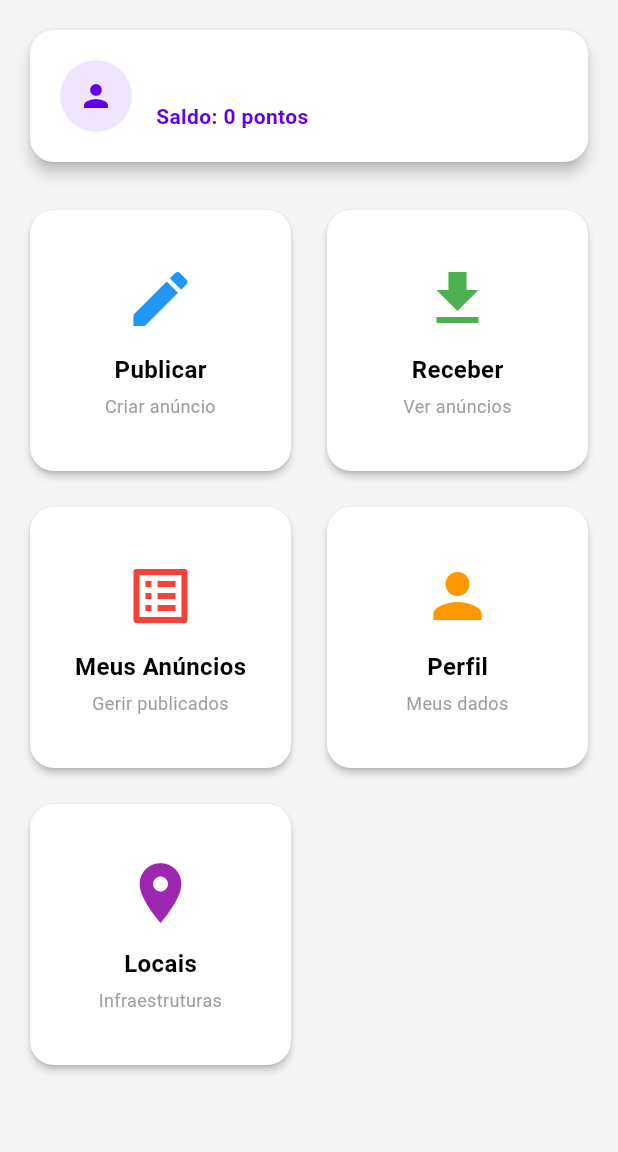
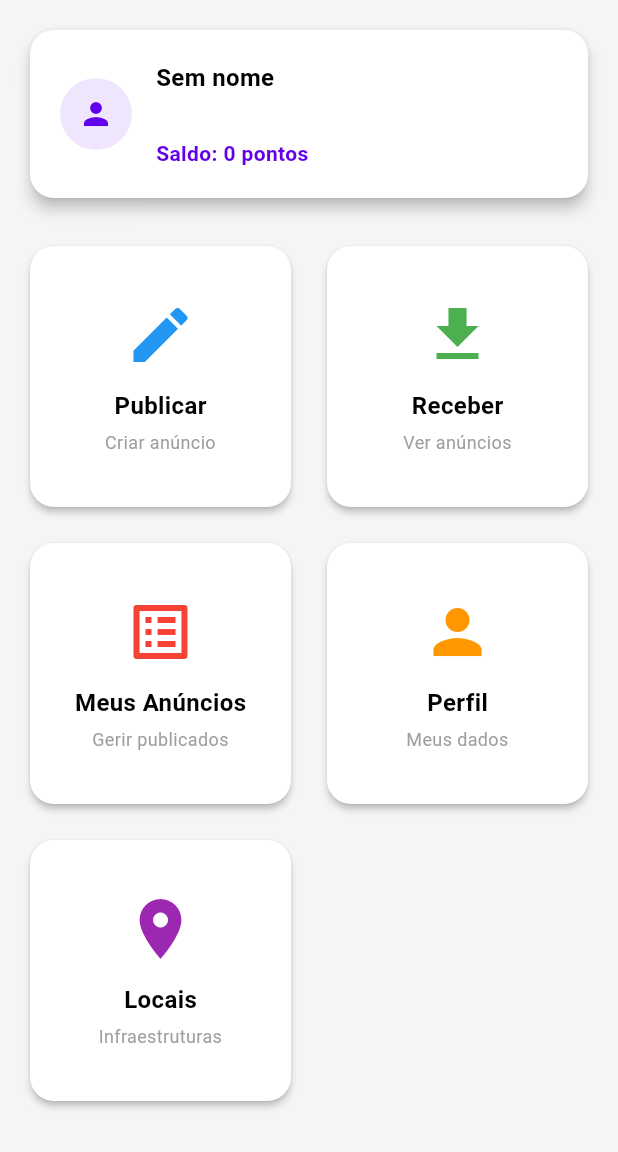
Before and after one commit to OseiasDias/FCUAN2026ANUCIOSLOC_V2, a Flutter app: the HomeScreen screen opened directly, on a phone screen of 412 x 824 dp, the part 84-1236 px from its top. Run offline on Flutter 3.47's test engine with Material 3 defaults, Android fonts, the light colour scheme and no system bars; our stand-ins replace shared_preferences; accounts and stored records are empty; network calls fail.

Commit message:
Primeira parte (P1)

```diff
--- a/anunciosloc_app_v2/lib/screens/home_screen.dart
+++ b/anunciosloc_app_v2/lib/screens/home_screen.dart
@@ -17,6 +17,7 @@ class HomeScreen extends StatefulWidget {
 
 class _HomeScreenState extends State<HomeScreen> {
   String _email = '';
+  String _nome = '';
   int _saldo = 0;
   bool _carregando = true;
 
@@ -28,7 +29,9 @@ class _HomeScreenState extends State<HomeScreen> {
 
   Future<void> _carregarDados() async {
     _email = await Preferencias.getEmail();
+    _nome = await Preferencias.getNome();
     _saldo = await ApiService.consultarSaldo(_email);
+
     setState(() => _carregando = false);
   }
 
@@ -49,10 +52,8 @@ class _HomeScreenState extends State<HomeScreen> {
             ),
             ElevatedButton(
               onPressed: () async {
-                // Fechar o diálogo
                 Navigator.of(context).pop();
 
-                // Mostrar loading
                 showDialog(
                   context: context,
                   barrierDismissible: false,
@@ -61,10 +62,8 @@ class _HomeScreenState extends State<HomeScreen> {
                   ),
                 );
 
-                // Limpar preferências
                 await Preferencias.sair();
 
-                // Navegar para o login
                 if (mounted) {
                   Navigator.pushReplacement(
                     context,
@@ -75,7 +74,10 @@ class _HomeScreenState extends State<HomeScreen> {
               style: ElevatedButton.styleFrom(
                 backgroundColor: Colors.red,
               ),
-              child: const Text('Sair', style: TextStyle(color: Colors.white)),
+              child: const Text(
+                'Sair',
+                style: TextStyle(color: Colors.white),
+              ),
             ),
           ],
         );
@@ -102,6 +104,7 @@ class _HomeScreenState extends State<HomeScreen> {
               padding: const EdgeInsets.all(16),
               child: Column(
                 children: [
+                  // CARD DO PERFIL
                   Card(
                     child: Padding(
                       padding: const EdgeInsets.all(20),
@@ -110,7 +113,8 @@ class _HomeScreenState extends State<HomeScreen> {
                           Container(
                             padding: const EdgeInsets.all(12),
                             decoration: BoxDecoration(
-                              color: Constantes.corPrincipal.withOpacity(0.1),
+                              color: Constantes.corPrincipal
+                                  .withValues(alpha: 0.1),
                               shape: BoxShape.circle,
                             ),
                             child: const Icon(
@@ -123,14 +127,29 @@ class _HomeScreenState extends State<HomeScreen> {
                             child: Column(
                               crossAxisAlignment: CrossAxisAlignment.start,
                               children: [
+                                // NOME
+                                Text(
+                                  _nome.isNotEmpty ? _nome : "Sem nome",
+                                  style: const TextStyle(
+                                    fontSize: 16,
+                                    fontWeight: FontWeight.w600,
+                                  ),
+                                ),
+
+                                const SizedBox(height: 4),
+
+                                // EMAIL
                                 Text(
                                   _email,
                                   style: const TextStyle(
-                                    fontSize: 16,
-                                    fontWeight: FontWeight.w500,
+                                    fontSize: 13,
+                                    color: Colors.grey,
                                   ),
                                 ),
-                                const SizedBox(height: 4),
+
+                                const SizedBox(height: 6),
+
+                                // SALDO
                                 Text(
                                   'Saldo: $_saldo pontos',
                                   style: const TextStyle(
@@ -146,7 +165,10 @@ class _HomeScreenState extends State<HomeScreen> {
                       ),
                     ),
                   ),
+
                   const SizedBox(height: 24),
+
+                  // GRID DE BOTÕES
                   Expanded(
                     child: GridView.count(
                       crossAxisCount: 2,
@@ -167,7 +189,6 @@ class _HomeScreenState extends State<HomeScreen> {
                             ).then((_) => _carregarDados());
                           },
                         ),
-
                         _botaoMenu(
                           icone: Icons.download,
                           titulo: 'Receber',
@@ -182,8 +203,6 @@ class _HomeScreenState extends State<HomeScreen> {
                             );
                           },
                         ),
-
-                        // NOVO BOTÃO
                         _botaoMenu(
                           icone: Icons.list_alt,
                           titulo: 'Meus Anúncios',
@@ -198,7 +217,6 @@ class _HomeScreenState extends State<HomeScreen> {
                             );
                           },
                         ),
-
                         _botaoMenu(
                           icone: Icons.person,
                           titulo: 'Perfil',
@@ -213,7 +231,6 @@ class _HomeScreenState extends State<HomeScreen> {
                             ).then((_) => _carregarDados());
                           },
                         ),
-
                         _botaoMenu(
                           icone: Icons.location_on,
                           titulo: 'Locais',
@@ -254,8 +271,10 @@ class _HomeScreenState extends State<HomeScreen> {
               const SizedBox(height: 12),
               Text(
                 titulo,
-                style:
-                    const TextStyle(fontSize: 16, fontWeight: FontWeight.bold),
+                style: const TextStyle(
+                  fontSize: 16,
+                  fontWeight: FontWeight.bold,
+                ),
               ),
               const SizedBox(height: 4),
               Text(
```
